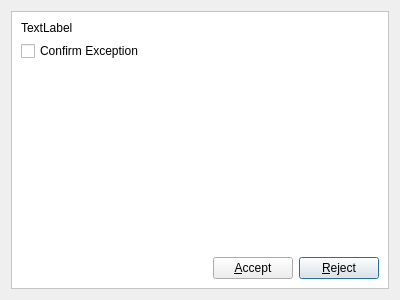
This is 2.x/UI/dooble_certificate_exceptions_dialog.ui in textbrowser/dooble as Qt 5 draws it before an edit. The edited form follows.
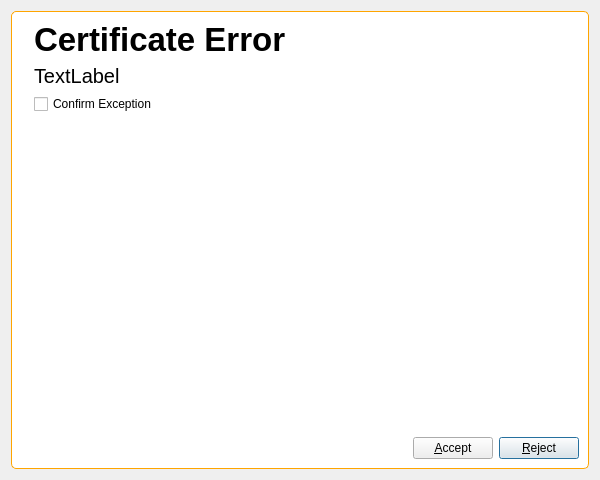
This is the edited form. Icons and pictures are not drawn.

Commit message: Style sheets.

```diff
--- a/2.x/UI/dooble_certificate_exceptions_dialog.ui
+++ b/2.x/UI/dooble_certificate_exceptions_dialog.ui
@@ -6,8 +6,8 @@
    <rect>
     <x>0</x>
     <y>0</y>
-    <width>400</width>
-    <height>300</height>
+    <width>600</width>
+    <height>480</height>
    </rect>
   </property>
   <property name="windowTitle">
@@ -17,7 +17,7 @@
    <item>
     <widget class="QFrame" name="frame">
      <property name="styleSheet">
-      <string notr="true">QFrame {background-color: white;}</string>
+      <string notr="true">QFrame {background-color: white; border: 1px solid orange; border-radius: 5px;}</string>
      </property>
      <property name="frameShape">
       <enum>QFrame::StyledPanel</enum>
@@ -27,7 +27,55 @@
      </property>
      <layout class="QVBoxLayout" name="verticalLayout_2">
       <item>
+       <layout class="QHBoxLayout" name="horizontalLayout_2">
+        <item>
+         <widget class="QLabel" name="label_2">
+          <property name="sizePolicy">
+           <sizepolicy hsizetype="Fixed" vsizetype="Preferred">
+            <horstretch>0</horstretch>
+            <verstretch>0</verstretch>
+           </sizepolicy>
+          </property>
+          <property name="styleSheet">
+           <string notr="true">QLabel {border: none;}</string>
+          </property>
+          <property name="pixmap">
+           <pixmap resource="../Icons/icons.qrc">:/Logo/dooble.png</pixmap>
+          </property>
+          <property name="alignment">
+           <set>Qt::AlignLeading|Qt::AlignLeft|Qt::AlignTop</set>
+          </property>
+         </widget>
+        </item>
+        <item>
+         <layout class="QVBoxLayout" name="verticalLayout_3">
+          <item>
+           <widget class="QLabel" name="label_3">
+            <property name="font">
+             <font>
+              <pointsize>25</pointsize>
+              <weight>75</weight>
+              <bold>true</bold>
+             </font>
+            </property>
+            <property name="styleSheet">
+             <string notr="true">QLabel {border: none;}</string>
+            </property>
+            <property name="text">
+             <string>Certificate Error</string>
+            </property>
+           </widget>
+          </item>
+          <item>
        <widget class="QLabel" name="label">
+            <property name="font">
+             <font>
+              <pointsize>15</pointsize>
+             </font>
+            </property>
+            <property name="styleSheet">
+             <string notr="true">QLabel {border: none;}</string>
+            </property>
         <property name="text">
          <string>TextLabel</string>
         </property>
@@ -56,6 +104,10 @@
         </property>
        </spacer>
       </item>
+         </layout>
+        </item>
+       </layout>
+      </item>
       <item>
        <layout class="QHBoxLayout" name="horizontalLayout">
         <item>
```
Left out of the diff: 7 changed lines with no effect on the pictures. Lines whose indentation alone changed are shown as unchanged.
